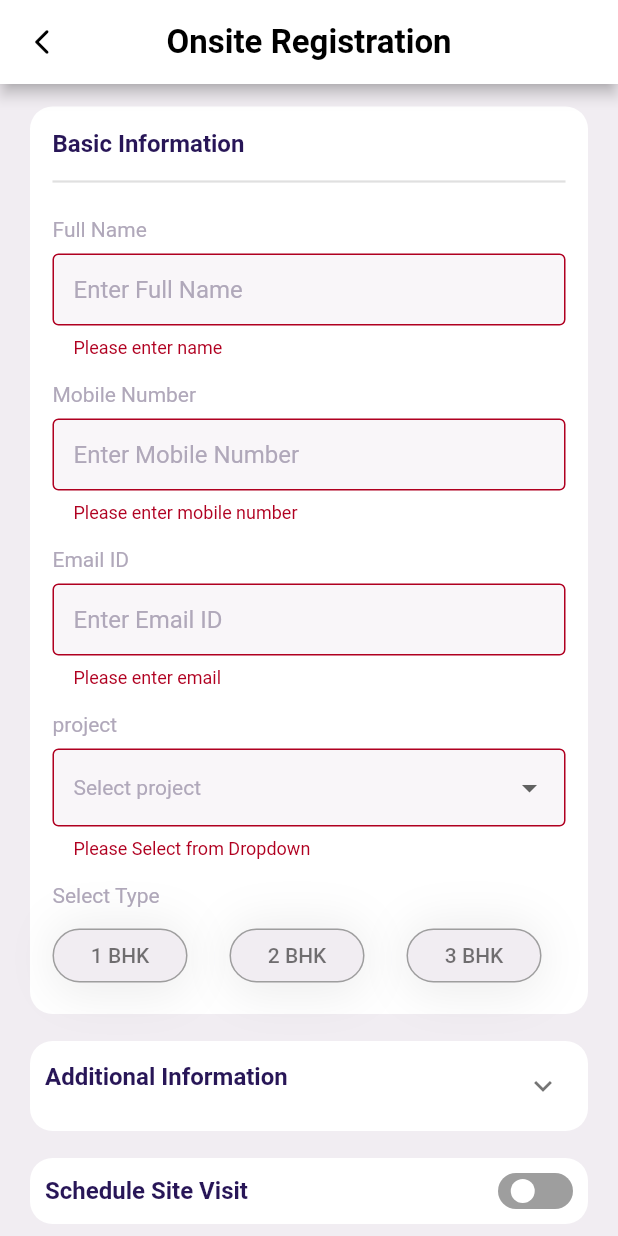
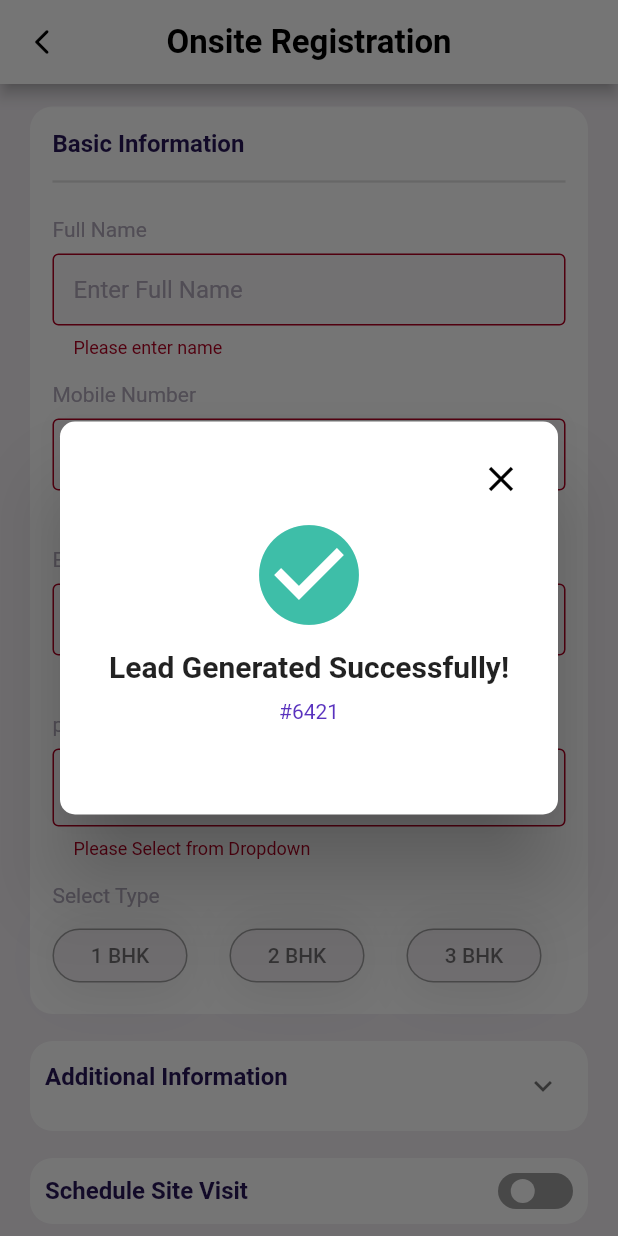
Before and after one commit to akshay-mehare/flutter_leadinfinity-master, a Flutter app: the OnsiteRegistration screen opened directly, after a tap on "SUBMIT", on a phone screen of 412 x 824 dp. Run offline on Flutter 3.47's test engine with Material 2 defaults, Android fonts, the phone set to English and light mode, and no system bars; drawn by our look-alikes of expandable, flutter_switch, group_button; our stand-ins replace table_calendar.

Commit message:
some changes

```diff
--- a/lib/features/home/providers/provider_for_onSiteReg.dart
+++ b/lib/features/home/providers/provider_for_onSiteReg.dart
@@ -5,7 +5,6 @@ import 'package:flutter/cupertino.dart';
 class VisibilityProvider extends ChangeNotifier {
   bool _isVisible = false;
   bool _toggle=false;
-  late final  widgets;
 
   void show() {
     _isVisible = true;
--- a/lib/features/home/screens/tabs/home_tab/home_tab_screen.dart
+++ b/lib/features/home/screens/tabs/home_tab/home_tab_screen.dart
@@ -26,9 +26,9 @@ class _MyHomePageState extends State<MyHomePage> {
 
   final screens = [
      HomePageClass(),
-    Calender(),
-    MyHomePagee(),
-    MyFormWidget()
+    CalendarApp(),
+     Contact(),
+    MenuItems()
 
   ];
   @override
--- a/lib/features/home/screens/tabs/home_tab/widgets/OnsiteRegistrationPage.dart
+++ b/lib/features/home/screens/tabs/home_tab/widgets/OnsiteRegistrationPage.dart
@@ -29,6 +29,68 @@ final TextEditingController project = TextEditingController();
 String type = "";
 
 class _OnsiteRegistrationState extends State<OnsiteRegistration> {
+
+  //on Submit Successful dialogue box
+  showDataAlert() {
+    showDialog(
+        context: context,
+        builder: (context) {
+          return AlertDialog(
+            shape: const RoundedRectangleBorder(
+              borderRadius: BorderRadius.all(
+                Radius.circular(
+                  10.0,
+                ),
+              ),
+            ),
+            contentPadding: const EdgeInsets.only(
+              top: 10.0,
+            ),
+            title:  Align(
+              alignment: Alignment.topRight,
+              child: InkWell(
+                onTap: (){
+                  Navigator.of(context).pop();
+                },
+                child: const Icon(
+                  Icons.close,
+                  color: Colors.black,
+                  size: 28,
+                ),
+              ),
+            ),
+            content: SizedBox(
+              height: 200,
+              width: 350,
+              child: Column(
+                crossAxisAlignment: CrossAxisAlignment.center,
+                children: const <Widget>[
+                  Icon(
+                    Icons.check_circle,
+                    color: Color(0XFF3EBEA8),
+                    size: 80,
+                  ),
+                  // h=220,
+                  // w=350
+
+                  Padding(
+                    padding: EdgeInsets.only(top: 10.0,bottom: 10.0),
+                    child: Text(
+                      "Lead Generated Successfully!",
+                      style: TextStyle(fontSize: 20, fontWeight: FontWeight.bold),
+                    ),
+                  ),
+                  Text(
+                    "#6421",
+                    style: TextStyle(fontSize: 14,color: Color(0XFF5932BE)),
+                  )
+                ],
+              ),
+            ),
+          );
+        });
+  }
+
   @override
   Widget build(BuildContext context) {
     return Scaffold(
@@ -90,6 +152,7 @@ class _OnsiteRegistrationState extends State<OnsiteRegistration> {
                           shadowColor: Colors.transparent,
                         ),
                         onPressed: () {
+                          showDataAlert();
                           if (_formKey.currentState!.validate()) {}
                         },
                         child: const Center(
@@ -132,11 +195,8 @@ class _BasicInfoState extends State<BasicInfo> {
   Widget build(BuildContext context) {
     return Container(
       decoration: BoxDecoration(
-          color: Colors.white,
-          borderRadius: BorderRadius.circular(15)
-      ),
+          color: Colors.white, borderRadius: BorderRadius.circular(15)),
       padding: const EdgeInsets.all(15.0),
-
       width: MediaQuery.of(context).size.width,
       child: Column(
         crossAxisAlignment: CrossAxisAlignment.start,
@@ -433,12 +493,9 @@ class _AdditionalInfoContainerState extends State<AdditionalInfoContainer> {
         padding: const EdgeInsets.only(top: 18.0),
         child: Container(
           decoration: BoxDecoration(
-              color: Colors.white,
-              borderRadius: BorderRadius.circular(15)
-          ),
+              color: Colors.white, borderRadius: BorderRadius.circular(15)),
           padding: const EdgeInsets.all(10.0),
           width: MediaQuery.of(context).size.width,
-
           child: ExpandablePanel(
             header: const Padding(
               padding: EdgeInsets.only(top: 4.0),
@@ -602,12 +659,11 @@ class _ScheduleSiteVisitState extends State<ScheduleSiteVisit> {
       padding: const EdgeInsets.only(top: 18.0),
       child: Container(
         decoration: BoxDecoration(
-            color: Colors.white,
+          color: Colors.white,
           borderRadius: BorderRadius.circular(15),
         ),
         padding: const EdgeInsets.all(10.0),
         width: MediaQuery.of(context).size.width,
-
         child: Column(
           crossAxisAlignment: CrossAxisAlignment.start,
           children: [
@@ -647,7 +703,7 @@ class _ScheduleSiteVisitState extends State<ScheduleSiteVisit> {
                             TextStyle(fontSize: 14, color: Color(0xFFB0A8BA))),
                   ),
                   TextFormField(
-                    validator: (value){
+                    validator: (value) {
                       if (value == null || value.isEmpty) {
                         return 'Please enter date';
                       }
--- a/lib/widgets/common_appbar.dart
+++ b/lib/widgets/common_appbar.dart
@@ -19,7 +19,9 @@ class AppBars extends AppBar {
         backgroundColor: Colors.black26,
         child: IconButton(
           icon: const Icon(Icons.person, color: Colors.white, size: 20),
-          onPressed: () {},
+          onPressed: () {
+
+          },
         ),
       ),
     ),
--- a/pubspec.yaml
+++ b/pubspec.yaml
@@ -36,11 +36,13 @@ dependencies:
   # The following adds the Cupertino Icons font to your application.
   # Use with the CupertinoIcons class for iOS style icons.
   cupertino_icons: ^1.0.2
-  table_calendar: ^3.0.8
   group_button: ^5.2.2
   flutter_switch: ^0.3.2
   expandable: ^5.0.1
   provider: ^6.0.5
+
+
+
 
 
 dev_dependencies:
```
Also changed, not shown: lib/features/home/screens/tabs/menu_tab/menu_screen.dart (+30 -12 lines).
